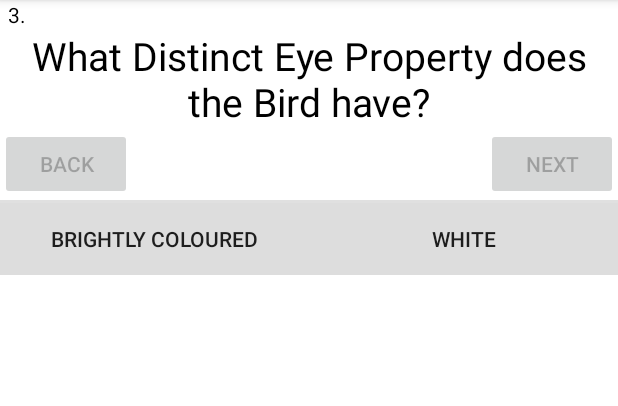
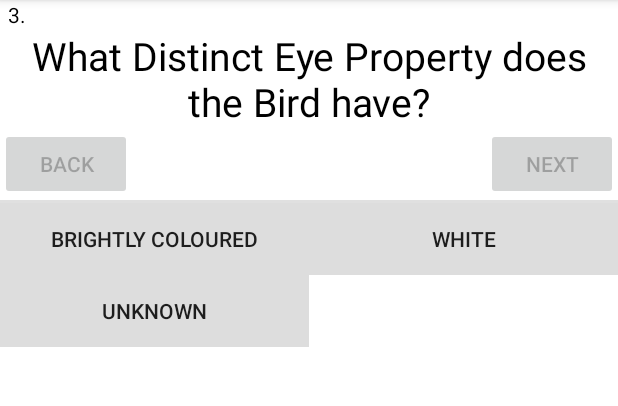
Before and after one commit to lowejosh/Fluttr, an Android app: the screen it shows after launch (MainActivity), after a tap on "PROMINENT", on a phone screen of 412 x 824 dp, the part 84-490 px from its top. Run offline under Robolectric (Android 15) with nearby library versions, the phone set to English and light mode, and no system bars; 1 other tap on this screen came first.

Commit message:
20 Question Update
Updated 20 Questions Feature to now work witht the UI.

```diff
--- a/Database/app/src/main/java/charles/database/MainActivity.java
+++ b/Database/app/src/main/java/charles/database/MainActivity.java
@@ -4,12 +4,17 @@ import android.content.Context;
 import android.support.v7.app.AppCompatActivity;
 import android.os.Bundle;
 import android.util.Log;
+import android.view.View;
+import android.widget.Button;
+import android.widget.TextView;
 import android.widget.Toast;
+import android.widget.ViewFlipper;
 
 import java.io.File;
 import java.io.FileOutputStream;
 import java.io.InputStream;
 import java.io.OutputStream;
+import java.util.ArrayList;
 import java.util.List;
 import java.util.Random;
 
@@ -42,14 +47,28 @@ public class MainActivity extends AppCompatActivity {
             }
         }
 
-        test20Q();
+        //test20Q();
 
-        List<Integer> duckIDList = mDBHelper.getDuckIDs();
-        List<Question> questionList = mDBHelper.getListQuestions();
-        Question question = mDBHelper.getBestOption(duckIDList, questionList);
+        setContentView(R.layout.tq_home);
 
-        QuestionAdapter questionAdapter = new QuestionAdapter(this, mDBHelper);
-        setContentView(questionAdapter.nextQuestion());
+        List<Button> buttons = new ArrayList<>();
+        buttons.add((Button)findViewById(R.id.btn_option_1));
+        buttons.add((Button)findViewById(R.id.btn_option_2));
+        buttons.add((Button)findViewById(R.id.btn_option_3));
+        buttons.add((Button)findViewById(R.id.btn_option_4));
+        buttons.add((Button)findViewById(R.id.btn_option_5));
+        buttons.add((Button)findViewById(R.id.btn_option_6));
+        buttons.add((Button)findViewById(R.id.btn_option_7));
+        buttons.add((Button)findViewById(R.id.btn_option_8));
+        buttons.add((Button)findViewById(R.id.btn_option_9));
+        buttons.add((Button)findViewById(R.id.btn_option_10));
+        buttons.add((Button)findViewById(R.id.btn_option_11));
+        buttons.add((Button)findViewById(R.id.btn_option_12));
+        buttons.add((Button)findViewById(R.id.btn_option_13));
+        buttons.add((Button)findViewById(R.id.btn_option_14));
+
+        QuestionAdapter questionAdapter = new QuestionAdapter(mDBHelper, (ViewFlipper)findViewById(R.id.vf_question), (TextView)findViewById(R.id.tv_question), (TextView)findViewById(R.id.tv_question_no), (TextView)findViewById(R.id.tv_result_duck_name), buttons);
+        //questionAdapter.nextQuestion();
     }
 
     private void test20Q() {
--- a/Database/app/src/main/java/charles/database/adapter/QuestionAdapter.java
+++ b/Database/app/src/main/java/charles/database/adapter/QuestionAdapter.java
@@ -1,11 +1,10 @@
 package charles.database.adapter;
 
-import android.content.Context;
-import android.support.v7.app.AppCompatActivity;
 import android.util.Log;
 import android.view.View;
 import android.widget.Button;
 import android.widget.TextView;
+import android.widget.ViewFlipper;
 
 import java.util.ArrayList;
 import java.util.List;
@@ -16,64 +15,50 @@ import charles.database.model.Duck;
 import charles.database.model.FeatureOptions;
 import charles.database.model.Question;
 
-public class QuestionAdapter extends AppCompatActivity {
-    private Context context;
+public class QuestionAdapter {
     private DatabaseHelper dbHandler;
-    private View v;
+    ViewFlipper flipper;
+    private TextView tvQuestion;
+    private TextView tvQuestionNo;
+    private TextView tvResultDuck;
     private int questionNo;
-    Question question;
-    private List<Button> buttons = new ArrayList<>();
-    private List<Integer> duckIDs = new ArrayList<>();
-    private List<Question> questions = new ArrayList<>();
+    private Question question;
+    private List<Button> buttons;
+    private List<Integer> duckIDs;
+    private List<Question> questions;
     private List<Integer> features = new ArrayList<>();
 
-    public QuestionAdapter(Context context, DatabaseHelper dbHandler) {
-        this.context = context;
+    public QuestionAdapter(DatabaseHelper dbHandler, ViewFlipper flipper, TextView tvQuestion, TextView tvQuestionNo, TextView tvResultDuck, List<Button> buttons) {
         this.dbHandler = dbHandler;
+        this.flipper = flipper;
+        this.tvQuestion = tvQuestion;
+        this.tvQuestionNo = tvQuestionNo;
+        this.tvResultDuck = tvResultDuck;
+        this.buttons = buttons;
 
         duckIDs = dbHandler.getDuckIDs();
         questions = dbHandler.getListQuestions();
         questionNo = 0;
 
-        v = View.inflate(context, R.layout.tq_question, null);
-        if (buttons.size() == 0) {
-            buttons.add((Button) v.findViewById(R.id.btn_option_1));
-            buttons.add((Button) v.findViewById(R.id.btn_option_2));
-            buttons.add((Button) v.findViewById(R.id.btn_option_3));
-            buttons.add((Button) v.findViewById(R.id.btn_option_4));
-            buttons.add((Button) v.findViewById(R.id.btn_option_5));
-            buttons.add((Button) v.findViewById(R.id.btn_option_6));
-            buttons.add((Button) v.findViewById(R.id.btn_option_7));
-            buttons.add((Button) v.findViewById(R.id.btn_option_8));
-            buttons.add((Button) v.findViewById(R.id.btn_option_9));
-            buttons.add((Button) v.findViewById(R.id.btn_option_10));
-            buttons.add((Button) v.findViewById(R.id.btn_option_11));
-            buttons.add((Button) v.findViewById(R.id.btn_option_12));
-            buttons.add((Button) v.findViewById(R.id.btn_option_13));
-            buttons.add((Button) v.findViewById(R.id.btn_option_14));
-
         for (Button btn : buttons) {
             btn.setOnClickListener(new View.OnClickListener() {
                 @Override
                 public void onClick(View v) {
-                        btnNextQuestion();
+                    btnNextQuestion(v);
                 }
             });
-            }
         }
 
         nextQuestion();
     }
 
-    public View nextQuestion() {
+    private void nextQuestion() {
         questionNo++;
         features.clear();
         question = dbHandler.getBestOption(duckIDs, questions);
         features = dbHandler.getListFeatures(question.getTable(), duckIDs);
 
         //Get and set Question and Question No
-        TextView tvQuestionNo = (TextView) v.findViewById(R.id.tv_question_no);
-        TextView tvQuestion = (TextView) v.findViewById(R.id.tv_question);
         tvQuestionNo.setText(String.format("%s.", String.valueOf(questionNo)));
         tvQuestion.setText(question.getQuestion());
 
@@ -85,35 +70,24 @@ public class QuestionAdapter extends AppCompatActivity {
 
             //Change button to show feature
             if (i < features.size()) {
-                Log.i("MainActivity", String.valueOf(i));
                 btn.setText(FeatureOptions.getValue(features.get(i)));
                 btn.setVisibility(View.VISIBLE);
                 //} else if (i == features.size()) {
-                //    btn.setText(R.string.unknown);
-                //    btn.setVisibility(View.VISIBLE);
-                //} else if (i == features.size() + 1) {
                 //    btn.setText(R.string.none_of_the_above);
                 //    btn.setVisibility(View.VISIBLE);
             } else {
                 btn.setVisibility(View.INVISIBLE);
             }
         }
-
-        return v;
     }
 
-    public void showAnswer() {
+    private void showAnswer() {
         Duck duck = dbHandler.getDuck(duckIDs.get(0));
-        v = View.inflate(context, R.layout.tq_result, null);
-        setContentView(v);
-
-        TextView tvBirdName = (TextView)v.findViewById(R.id.tv_result_duck_name);
-        tvBirdName.setText(duck.getName());
-
-        setContentView(v);
+        tvResultDuck.setText(duck.getName());
+        flipper.setDisplayedChild(1);
     }
 
-    private void btnNextQuestion() {
+    private void btnNextQuestion(View v) {
         //Get new DuckID list
         int btn_id = 0;
         switch (v.getId()) {
@@ -166,6 +140,7 @@ public class QuestionAdapter extends AppCompatActivity {
         if (duckIDs.size() == 1) {
             showAnswer();
         } else {
+            Log.i("QuestionAdapter", "Size: " + String.valueOf(duckIDs.size()));
             nextQuestion();
         }
     }
--- a/Database/app/src/main/java/charles/database/database/DatabaseHelper.java
+++ b/Database/app/src/main/java/charles/database/database/DatabaseHelper.java
@@ -11,6 +11,7 @@ import java.util.List;
 
 import charles.database.model.Duck;
 import charles.database.model.Feature;
+import charles.database.model.FeatureOptions;
 import charles.database.model.Question;
 
 public class DatabaseHelper extends SQLiteOpenHelper {
@@ -125,36 +126,53 @@ public class DatabaseHelper extends SQLiteOpenHelper {
      * @param duckIDs List of DuckIDs to refine search
      */
     public void updateDuckIDs(int goalFeature, String feature, List<Integer> duckIDs) {
+
         //SELECT DuckID FROM table WHERE feature = goalFeature AND DuckID IN (VALUE (duckID), (duckID))
         StringBuilder query = new StringBuilder();
         query.append("SELECT duckID FROM ");
         query.append(feature);
         query.append(" WHERE ");
-        query.append(feature);
-        query.append(" = ");
-        query.append(goalFeature);
-        query.append(" AND DuckID IN (VALUES");
+
+        if (!isUnknown(goalFeature)) {
+            query.append(feature);
+            query.append(" = ");
+            query.append(goalFeature);
+            query.append(" AND ");
+        }
+
+        query.append("DuckID IN (VALUES");
 
         for (Integer duckID : duckIDs) {
             query.append("(");
             query.append(duckID.toString());
             query.append("),");
         }
+
         query.deleteCharAt(query.length() - 1);
         query.append(")");
 
         duckIDs.clear();
+
         openDatabase();
         Cursor cursor = mDatabase.rawQuery(query.toString(), null);
         cursor.moveToFirst();
 
+        Log.i("DatabaseHelper", "DuckID Size: " + duckIDs.size());
+
         while (!cursor.isAfterLast()) {
-            duckIDs.add(cursor.getInt(0));
+            if (isUnknown(goalFeature)) {
+                duckIDs.remove((Integer)(cursor.getInt(0)));
+            } else {
+                duckIDs.add(cursor.getInt(0));
+            }
             cursor.moveToNext();
         }
 
+        Log.i("DatabaseHelper", "DuckID Size: " + duckIDs.size());
+
         cursor.close();
         closeDatabase();
+
     }
 
     /**
@@ -188,6 +206,9 @@ public class DatabaseHelper extends SQLiteOpenHelper {
 
         cursor.close();
         closeDatabase();
+
+        //Add UNKNOWN feature
+        featureList.add(0);
 
         return featureList;
     }
@@ -299,6 +320,10 @@ public class DatabaseHelper extends SQLiteOpenHelper {
         return query.toString();
     }
 
+    private boolean isUnknown(int feature) {
+        return feature == 0;
+    }
+
     /*public int getDuckIDCount(List<Integer> duckIDList, String TABLE, Feature feature, FeatureOptions goalFeature) {
         StringBuilder query = new StringBuilder();
         query.append("SELECT duckID FROM ");
--- /dev/null
+++ b/Database/app/src/main/res/layout/tq_home.xml
@@ -0,0 +1,15 @@
+<?xml version="1.0" encoding="utf-8"?>
+<RelativeLayout xmlns:android="http://schemas.android.com/apk/res/android"
+    android:layout_width="match_parent" android:layout_height="match_parent">
+
+    <ViewFlipper
+        android:layout_width="match_parent"
+        android:layout_height="match_parent"
+        android:id="@+id/vf_question">
+
+        <include layout="@layout/tq_question"/>
+        <include layout="@layout/tq_result"/>
+
+    </ViewFlipper>
+
+</RelativeLayout>
--- /dev/null
+++ b/Database/app/src/main/res/layout/tq_list_result.xml
@@ -0,0 +1,11 @@
+<?xml version="1.0" encoding="utf-8"?>
+<android.support.constraint.ConstraintLayout
+    xmlns:android="http://schemas.android.com/apk/res/android"
+    xmlns:tools="http://schemas.android.com/tools"
+    android:layout_width="match_parent"
+    android:layout_height="match_parent">
+
+    <ListView
+        android:layout_width="match_parent"
+        android:layout_height="match_parent" />
+</android.support.constraint.ConstraintLayout>
--- /dev/null
+++ b/Database/app/src/main/res/layout/tq_result_item.xml
@@ -0,0 +1,6 @@
+<?xml version="1.0" encoding="utf-8"?>
+<android.support.constraint.ConstraintLayout
+    xmlns:android="http://schemas.android.com/apk/res/android" android:layout_width="match_parent"
+    android:layout_height="match_parent">
+
+</android.support.constraint.ConstraintLayout>
```
Also changed, not shown: 1 other file. Lines whose indentation alone changed are shown as unchanged.
